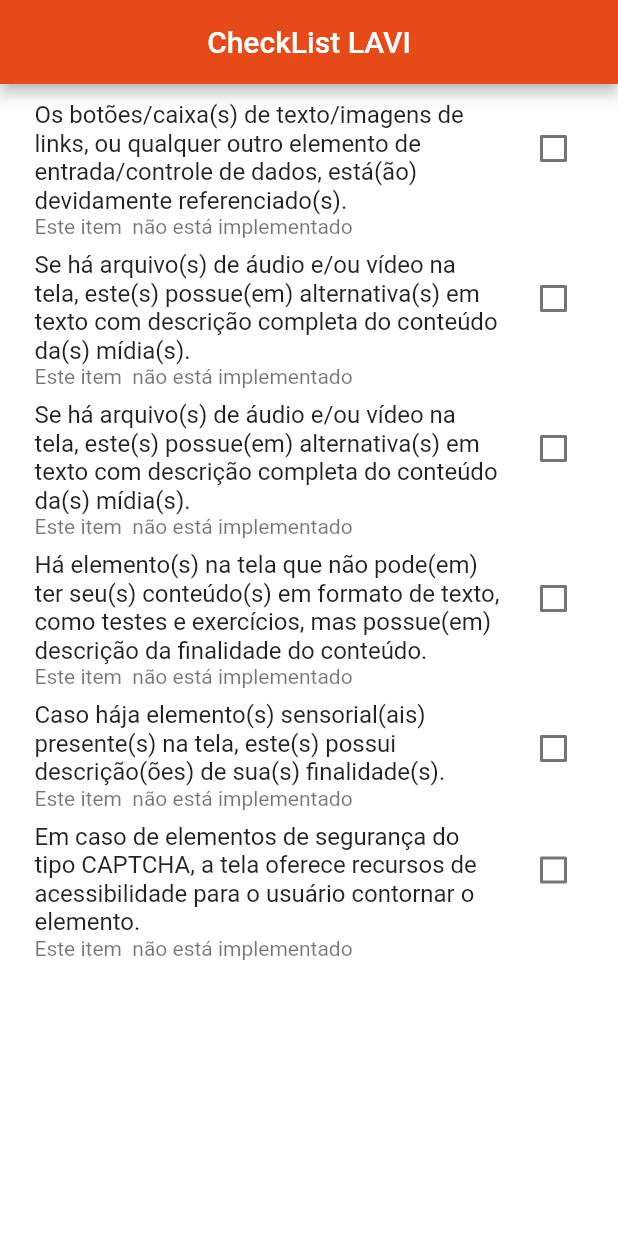
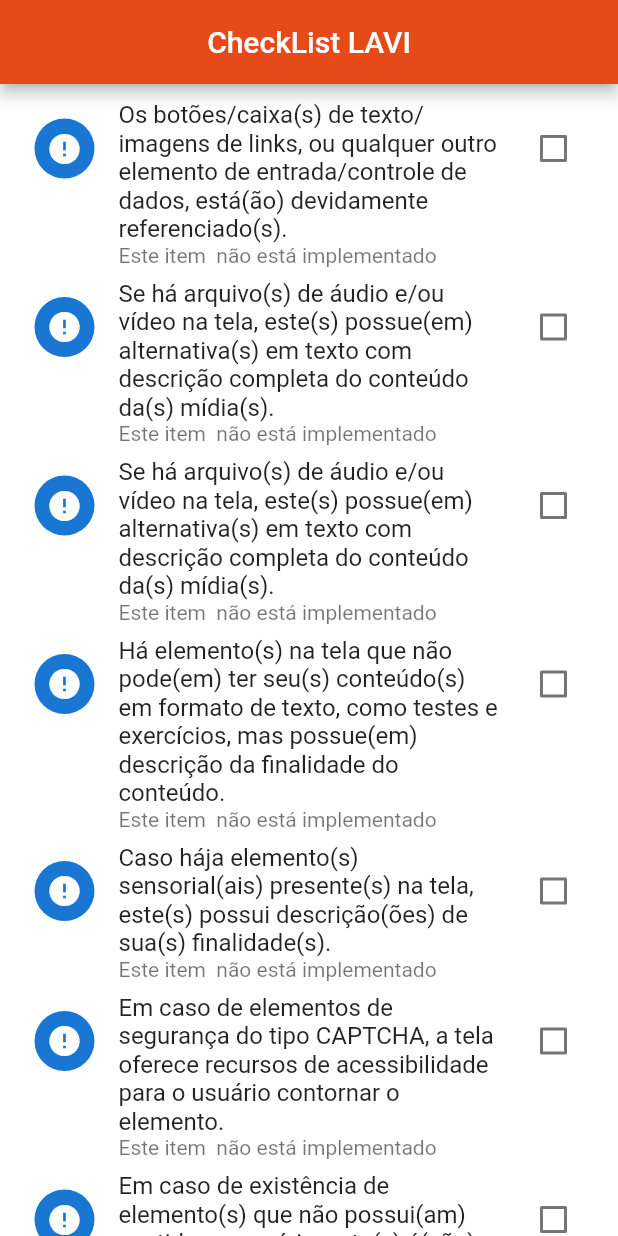
Before and after one commit to tinhomaranholi/LAVICheckBeta, a Flutter app: the screen it shows after launch, on a phone screen of 412 x 824 dp. Run offline on Flutter 3.47's test engine with Material 2 defaults, Android fonts, the phone set to English and light mode, and no system bars.

Commit message:
Botões de Check e Não Check

```diff
--- a/lib/pages/home_page.dart
+++ b/lib/pages/home_page.dart
@@ -37,6 +37,16 @@ class _HomePageState extends State<HomePage> {
           "Em caso de elementos de segurança do tipo CAPTCHA, a tela oferece recursos de acessibilidade para o usuário contornar o elemento.",
       "check": false
     },
+    {
+      "nome":
+      "Em caso de existência de elemento(s) que não possui(am) sentido ao usuário, este(s) é(são) ignorado(s) pela tecnologia assistiva. ",
+      "check": false
+    },
+    {
+      "nome":
+      "Para todo o conteúdo de mídia visual pré-ravada, há uma descrição detalhada, em forma de texto ou áudio, que transmite todos os detalhes da mídia - como ações, movimentos, e expressões dos agentes apresentados no conteúdo visual - de modo que o deficiente visual tenha acesso às informações necessárias para entender a mídia.  ",
+      "check": false
+    },
   ];
 
   @override
@@ -63,6 +73,9 @@ class _HomePageState extends State<HomePage> {
                         "Este item ${itens[index]["check"] ? "" : " não"} está implementado",
                       ),
                       value: itens[index]["check"],
+                      secondary: CircleAvatar(
+                        child: Icon(itens[index]["check"] ? Icons.check : Icons.error),
+                      ),
                       onChanged: (newValue) {
                         setState(() {
                           itens[index]["check"] = newValue;
```
